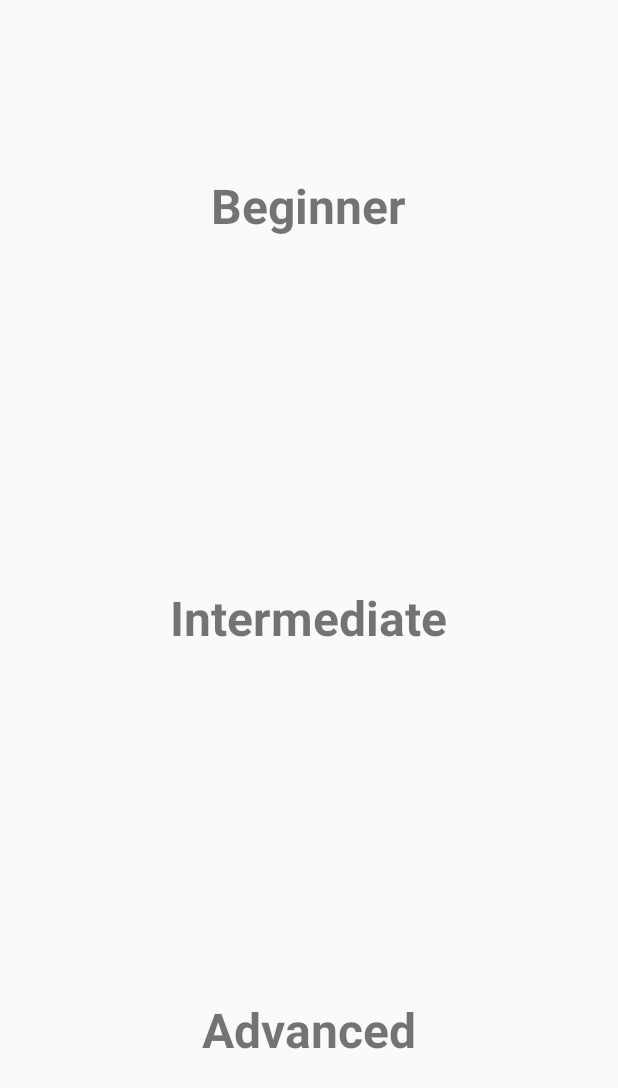
After one commit to npke/speak-up-android, an Android app: the SampleConversationActivity screen opened directly, with no data from a screen before it, on a phone screen of 412 x 824 dp. The commit adds this screen. Shown: the top 1088 px of the screen. Run offline under Robolectric (Android 15) with nearby library versions, the phone set to English and light mode, and no system bars; our stand-ins replace ButterKnife.

Commit message:
Implement sample conversation feature

```diff
--- a/app/src/main/AndroidManifest.xml
+++ b/app/src/main/AndroidManifest.xml
@@ -33,7 +33,10 @@
             android:theme="@style/NoActionBar" />
         <activity android:name=".view.PracticePronunciationActivity" />
         <activity android:name=".view.DemoUiActivity" />
-        <activity android:name=".view.PracticeSoundActivity"></activity>
+        <activity android:name=".view.PracticeSoundActivity" />
+        <activity android:name=".view.SampleConversationActivity" />
+        <activity android:name=".view.ConversationListActivity" />
+        <activity android:name=".view.SampleConversationDetailActivity"></activity>
     </application>
 
 </manifest>
--- a/app/src/main/java/vn/coderschool/speakup/view/MainActivity.java
+++ b/app/src/main/java/vn/coderschool/speakup/view/MainActivity.java
@@ -27,4 +27,9 @@ public class MainActivity extends AppCompatActivity {
     public void practicePronunciation() {
         startActivity(new Intent(this, PracticePronunciationActivity.class));
     }
+
+    @OnClick(R.id.layout_sample_conversations)
+    public void showSampleConversation() {
+        startActivity(new Intent(this, SampleConversationActivity.class));
+    }
 }
--- /dev/null
+++ b/app/src/main/java/vn/coderschool/speakup/view/SampleConversationActivity.java
@@ -0,0 +1,42 @@
+package vn.coderschool.speakup.view;
+
+import android.content.Intent;
+import android.support.v7.app.AppCompatActivity;
+import android.os.Bundle;
+
+import butterknife.BindView;
+import butterknife.ButterKnife;
+import butterknife.OnClick;
+import vn.coderschool.speakup.R;
+
+public class SampleConversationActivity extends AppCompatActivity {
+
+    @Override
+    protected void onCreate(Bundle savedInstanceState) {
+        super.onCreate(savedInstanceState);
+        setContentView(R.layout.activity_sample_conversation);
+
+        ButterKnife.bind(this);
+    }
+
+    @OnClick(R.id.layout_beginner)
+    public void showBeginnerSampleConversations() {
+        showConversationList("beginner");
+    }
+
+    @OnClick(R.id.layout_intermediate)
+    public void showIntermediateSampleConversations() {
+        showConversationList("intermediate");
+    }
+
+    @OnClick(R.id.layout_beginner)
+    public void showAdvancedSampleConversations() {
+        showConversationList("advanced");
+    }
+
+    public void showConversationList(String level) {
+        Intent intent = new Intent(this, ConversationListActivity.class);
+        intent.putExtra("level", level);
+        startActivity(intent);
+    }
+}
--- a/app/src/main/res/layout/activity_main.xml
+++ b/app/src/main/res/layout/activity_main.xml
@@ -84,6 +84,7 @@
     </LinearLayout>
 
     <LinearLayout
+        android:id="@+id/layout_sample_conversations"
         android:layout_width="match_parent"
         android:layout_height="wrap_content"
         android:gravity="center_vertical"
--- /dev/null
+++ b/app/src/main/res/layout/activity_sample_conversation.xml
@@ -0,0 +1,57 @@
+<?xml version="1.0" encoding="utf-8"?>
+<LinearLayout xmlns:android="http://schemas.android.com/apk/res/android"
+    xmlns:app="http://schemas.android.com/apk/res-auto"
+    xmlns:tools="http://schemas.android.com/tools"
+    android:layout_width="match_parent"
+    android:layout_height="match_parent"
+    android:orientation="vertical"
+    tools:context="vn.coderschool.speakup.view.SampleConversationActivity">
+
+    <LinearLayout
+        android:id="@+id/layout_beginner"
+        android:layout_width="match_parent"
+        android:layout_height="0dp"
+        android:layout_weight="1"
+        android:gravity="center">
+
+        <TextView
+            android:layout_width="wrap_content"
+            android:layout_height="wrap_content"
+            android:text="Beginner"
+            android:textSize="32sp"
+            android:textStyle="bold" />
+
+    </LinearLayout>
+
+    <LinearLayout
+        android:id="@+id/layout_intermediate"
+        android:layout_width="match_parent"
+        android:layout_height="0dp"
+        android:layout_weight="1"
+        android:gravity="center">
+
+        <TextView
+            android:layout_width="wrap_content"
+            android:layout_height="wrap_content"
+            android:text="Intermediate"
+            android:textSize="32sp"
+            android:textStyle="bold" />
+
+    </LinearLayout>
+
+    <LinearLayout
+        android:id="@+id/layout_advanced"
+        android:layout_width="match_parent"
+        android:layout_height="0dp"
+        android:layout_weight="1"
+        android:gravity="center">
+
+        <TextView
+            android:layout_width="wrap_content"
+            android:layout_height="wrap_content"
+            android:text="Advanced"
+            android:textSize="32sp"
+            android:textStyle="bold" />
+
+    </LinearLayout>
+</LinearLayout>
```
Also changed, not shown: app/build.gradle (+12 -12 lines), app/src/main/java/vn/coderschool/speakup/model/Conversation.java (added, +57 -0 lines), app/src/main/java/vn/coderschool/speakup/model/Script.java (added, +26 -0 lines), app/src/main/java/vn/coderschool/speakup/presenter/ConversationListPresenter.java (added, +51 -0 lines), app/src/main/java/vn/coderschool/speakup/view/ConversationAdapter.java (added, +76 -0 lines), app/src/main/java/vn/coderschool/speakup/view/ConversationListActivity.java (added, +71 -0 lines), app/src/main/java/vn/coderschool/speakup/view/ConversationListView.java (added, +12 -0 lines), app/src/main/java/vn/coderschool/speakup/view/SampleConversationDetailActivity.java (added, +63 -0 lines), app/src/main/java/vn/coderschool/speakup/view/ScriptAdapter.java (added, +90 -0 lines), app/src/main/res/layout/activity_conversation_list.xml (added, +14 -0 lines), app/src/main/res/layout/activity_sample_conversation_detail.xml (added, +21 -0 lines), app/src/main/res/layout/item_conversation.xml (added, +22 -0 lines), app/src/main/res/layout/item_script.xml (added, +15 -0 lines).
